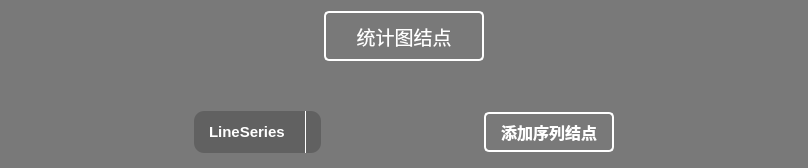
Before: the Qt Designer form NodeShow/GraphicsNode/GraphicsNode/GraphicsTopNode/GraphicsChartNode.ui in duanzhaol/ChartScript, drawn with Qt 5.
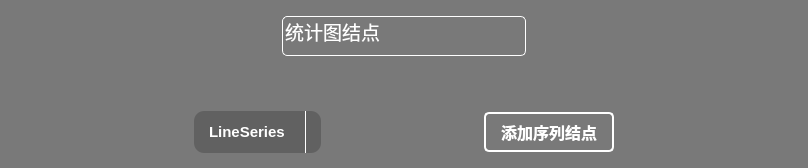
After: the same form once the commit is applied. Icons and pictures are not drawn. Custom widgets are drawn as their Qt base class.

```diff
--- a/NodeShow/GraphicsNode/GraphicsNode/GraphicsTopNode/GraphicsChartNode.ui
+++ b/NodeShow/GraphicsNode/GraphicsNode/GraphicsTopNode/GraphicsChartNode.ui
@@ -80,33 +80,21 @@
           </spacer>
          </item>
          <item>
-          <widget class="QLabel" name="chartNodeName">
+          <widget class="QLineEdit" name="chartNodeName">
            <property name="minimumSize">
             <size>
-             <width>160</width>
+             <width>0</width>
              <height>40</height>
             </size>
            </property>
-           <property name="maximumSize">
-            <size>
-             <width>300</width>
-             <height>120</height>
-            </size>
-           </property>
            <property name="font">
             <font>
              <family>Segoe UI</family>
              <pointsize>14</pointsize>
             </font>
            </property>
-           <property name="layoutDirection">
-            <enum>Qt::LeftToRight</enum>
-           </property>
-           <property name="autoFillBackground">
-            <bool>false</bool>
-           </property>
            <property name="styleSheet">
-            <string notr="true">border:2px solid rgb(255, 255, 255) ;
+            <string notr="true">border:1px solid rgb(255, 255, 255) ;
 border-radius:5px;
 background-color: rgba(221, 221, 221, 0);
 color: rgb(255, 255, 255);</string>
@@ -114,12 +102,6 @@
            <property name="text">
             <string>统计图结点</string>
            </property>
-           <property name="alignment">
-            <set>Qt::AlignCenter</set>
-           </property>
-           <property name="wordWrap">
-            <bool>true</bool>
-           </property>
           </widget>
          </item>
          <item>
```
